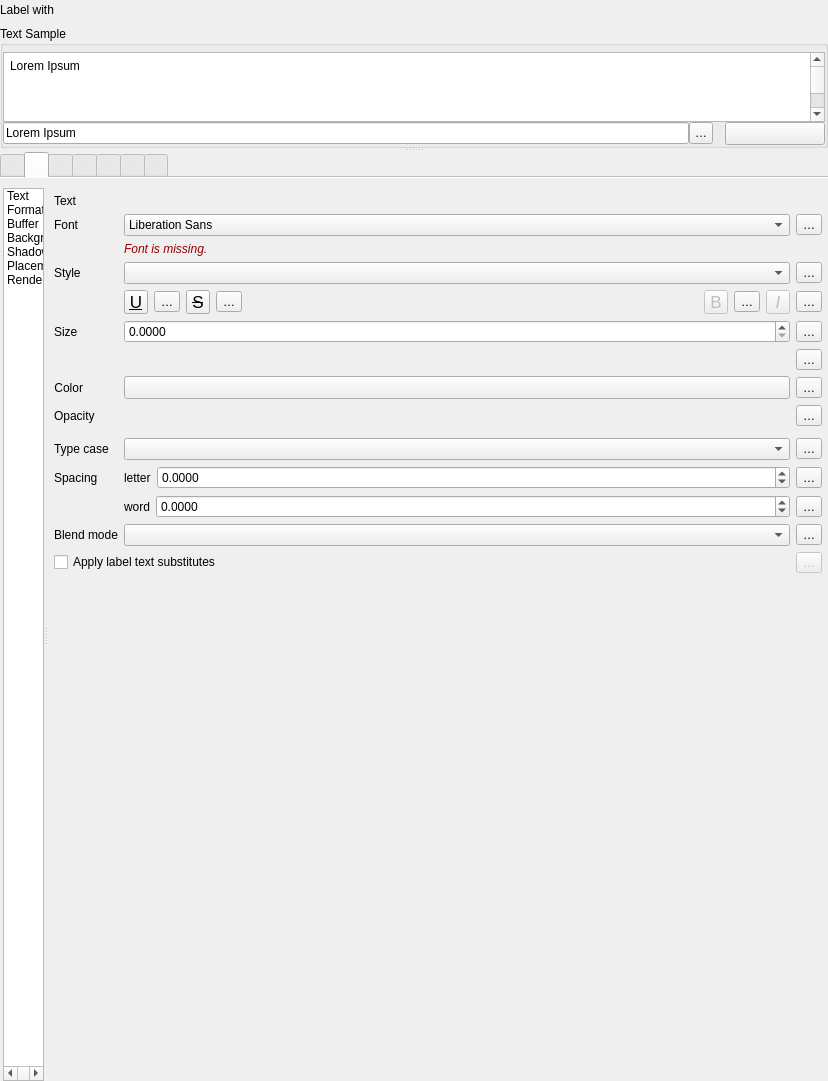
This is src/ui/qgstextformatwidgetbase.ui in qgis/QGIS as Qt 5 draws it before an edit. The edited form follows.
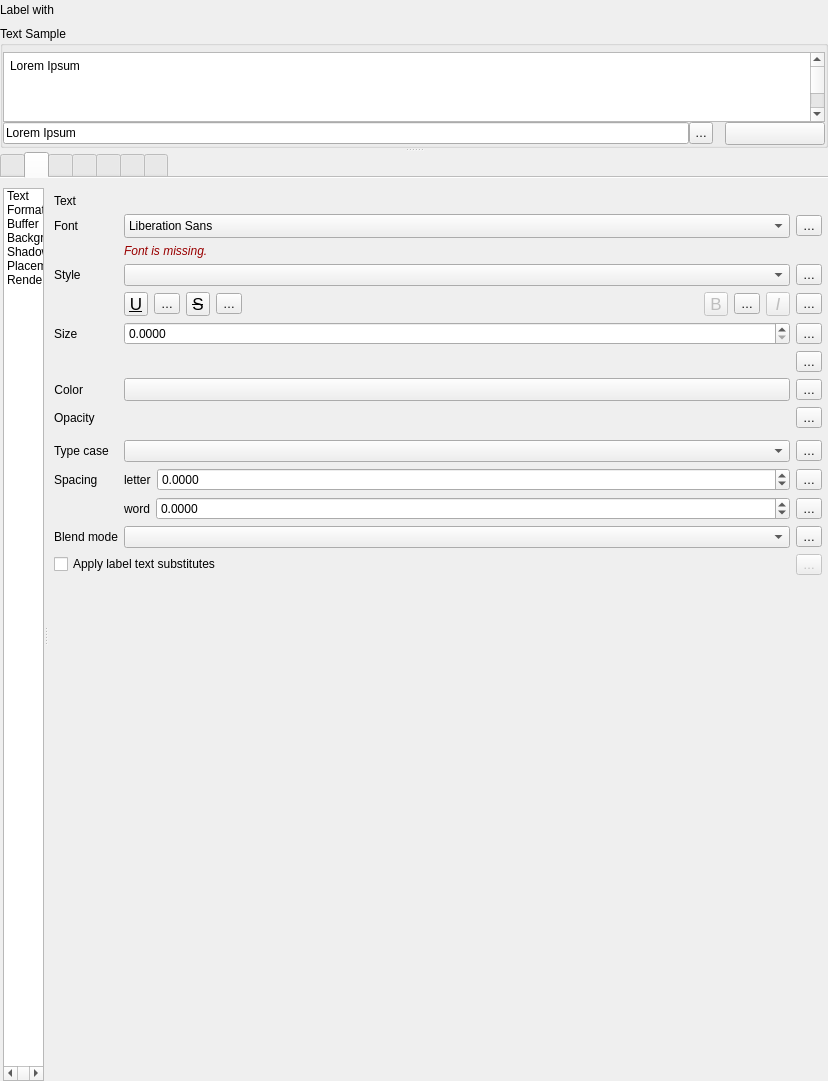
This is the edited form. The open tabs and pages were chosen to show the change. Icons and pictures are not drawn. Custom widgets are drawn as their Qt base class.

Commit message: [ui] Prevent font combobox widgets from taking much minimum width

Diff of the .ui file:
```diff
--- a/src/ui/qgstextformatwidgetbase.ui
+++ b/src/ui/qgstextformatwidgetbase.ui
@@ -1315,6 +1315,12 @@
                          </item>
                          <item row="1" column="1">
                           <widget class="QFontComboBox" name="mFontFamilyCmbBx">
+                           <property name="sizeAdjustPolicy">
+                            <enum>QComboBox::AdjustToMinimumContentsLengthWithIcon</enum>
+                           </property>
+                           <property name="minimumContentsLength">
+                            <number>8</number>
+                           </property>
                            <property name="editable">
                             <bool>false</bool>
                            </property>
```
The commit also changes 1 other file.
